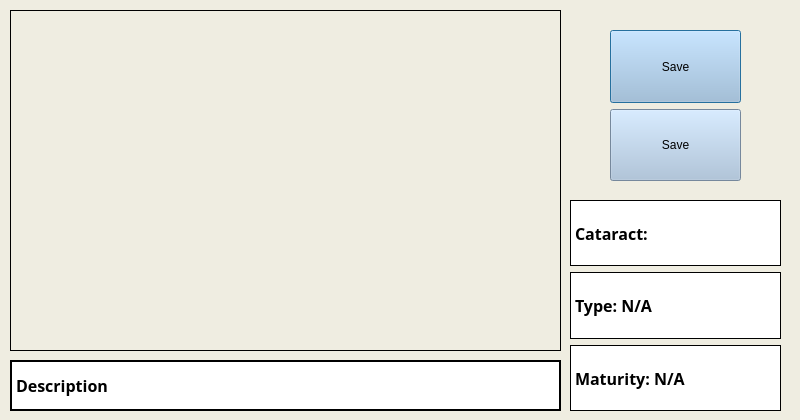
This is save_and_analyze.ui in AlgoChad/Shit as Qt 5 draws it before an edit. The edited form follows.
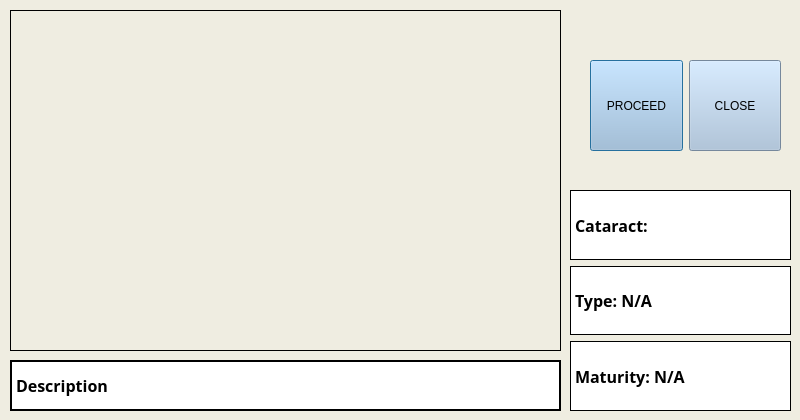
This is the edited form.

The edit to the form file:
```diff
--- a/save_and_analyze.ui
+++ b/save_and_analyze.ui
@@ -55,94 +55,6 @@
     <string>Description</string>
    </property>
   </widget>
-  <widget class="QWidget" name="layoutWidget_2">
-   <property name="geometry">
-    <rect>
-     <x>610</x>
-     <y>30</y>
-     <width>131</width>
-     <height>151</height>
-    </rect>
-   </property>
-   <layout class="QVBoxLayout" name="verticalLayout_2">
-    <item>
-     <widget class="QPushButton" name="save_data_button">
-      <property name="enabled">
-       <bool>true</bool>
-      </property>
-      <property name="sizePolicy">
-       <sizepolicy hsizetype="Minimum" vsizetype="Minimum">
-        <horstretch>0</horstretch>
-        <verstretch>0</verstretch>
-       </sizepolicy>
-      </property>
-      <property name="mouseTracking">
-       <bool>true</bool>
-      </property>
-      <property name="tabletTracking">
-       <bool>true</bool>
-      </property>
-      <property name="autoFillBackground">
-       <bool>false</bool>
-      </property>
-      <property name="styleSheet">
-       <string notr="true">
-background-color: rgb(165, 191, 218);</string>
-      </property>
-      <property name="text">
-       <string>Save</string>
-      </property>
-      <property name="checkable">
-       <bool>false</bool>
-      </property>
-      <property name="default">
-       <bool>false</bool>
-      </property>
-      <property name="flat">
-       <bool>false</bool>
-      </property>
-     </widget>
-    </item>
-    <item>
-     <widget class="QPushButton" name="save_data_button_2">
-      <property name="enabled">
-       <bool>true</bool>
-      </property>
-      <property name="sizePolicy">
-       <sizepolicy hsizetype="Minimum" vsizetype="Minimum">
-        <horstretch>0</horstretch>
-        <verstretch>0</verstretch>
-       </sizepolicy>
-      </property>
-      <property name="mouseTracking">
-       <bool>true</bool>
-      </property>
-      <property name="tabletTracking">
-       <bool>true</bool>
-      </property>
-      <property name="autoFillBackground">
-       <bool>false</bool>
-      </property>
-      <property name="styleSheet">
-       <string notr="true">
-background-color: rgb(165, 191, 218);</string>
-      </property>
-      <property name="text">
-       <string>Save</string>
-      </property>
-      <property name="checkable">
-       <bool>false</bool>
-      </property>
-      <property name="default">
-       <bool>false</bool>
-      </property>
-      <property name="flat">
-       <bool>false</bool>
-      </property>
-     </widget>
-    </item>
-   </layout>
-  </widget>
   <widget class="QLabel" name="imgLabel">
    <property name="geometry">
     <rect>
@@ -166,9 +78,9 @@
    <property name="geometry">
     <rect>
      <x>570</x>
-     <y>200</y>
-     <width>211</width>
-     <height>211</height>
+     <y>190</y>
+     <width>221</width>
+     <height>221</height>
     </rect>
    </property>
    <layout class="QVBoxLayout" name="verticalLayout_3">
@@ -237,6 +149,94 @@
     </item>
    </layout>
   </widget>
+  <widget class="QWidget" name="horizontalLayoutWidget">
+   <property name="geometry">
+    <rect>
+     <x>590</x>
+     <y>60</y>
+     <width>191</width>
+     <height>91</height>
+    </rect>
+   </property>
+   <layout class="QHBoxLayout" name="horizontalLayout">
+    <item>
+     <widget class="QPushButton" name="proceed_button">
+      <property name="enabled">
+       <bool>true</bool>
+      </property>
+      <property name="sizePolicy">
+       <sizepolicy hsizetype="Minimum" vsizetype="Minimum">
+        <horstretch>0</horstretch>
+        <verstretch>0</verstretch>
+       </sizepolicy>
+      </property>
+      <property name="mouseTracking">
+       <bool>true</bool>
+      </property>
+      <property name="tabletTracking">
+       <bool>true</bool>
+      </property>
+      <property name="autoFillBackground">
+       <bool>false</bool>
+      </property>
+      <property name="styleSheet">
+       <string notr="true">
+background-color: rgb(165, 191, 218);</string>
+      </property>
+      <property name="text">
+       <string>PROCEED</string>
+      </property>
+      <property name="checkable">
+       <bool>false</bool>
+      </property>
+      <property name="default">
+       <bool>false</bool>
+      </property>
+      <property name="flat">
+       <bool>false</bool>
+      </property>
+     </widget>
+    </item>
+    <item>
+     <widget class="QPushButton" name="close_button">
+      <property name="enabled">
+       <bool>true</bool>
+      </property>
+      <property name="sizePolicy">
+       <sizepolicy hsizetype="Minimum" vsizetype="Minimum">
+        <horstretch>0</horstretch>
+        <verstretch>0</verstretch>
+       </sizepolicy>
+      </property>
+      <property name="mouseTracking">
+       <bool>true</bool>
+      </property>
+      <property name="tabletTracking">
+       <bool>true</bool>
+      </property>
+      <property name="autoFillBackground">
+       <bool>false</bool>
+      </property>
+      <property name="styleSheet">
+       <string notr="true">
+background-color: rgb(165, 191, 218);</string>
+      </property>
+      <property name="text">
+       <string>CLOSE</string>
+      </property>
+      <property name="checkable">
+       <bool>false</bool>
+      </property>
+      <property name="default">
+       <bool>false</bool>
+      </property>
+      <property name="flat">
+       <bool>false</bool>
+      </property>
+     </widget>
+    </item>
+   </layout>
+  </widget>
  </widget>
  <resources/>
  <connections/>
```
